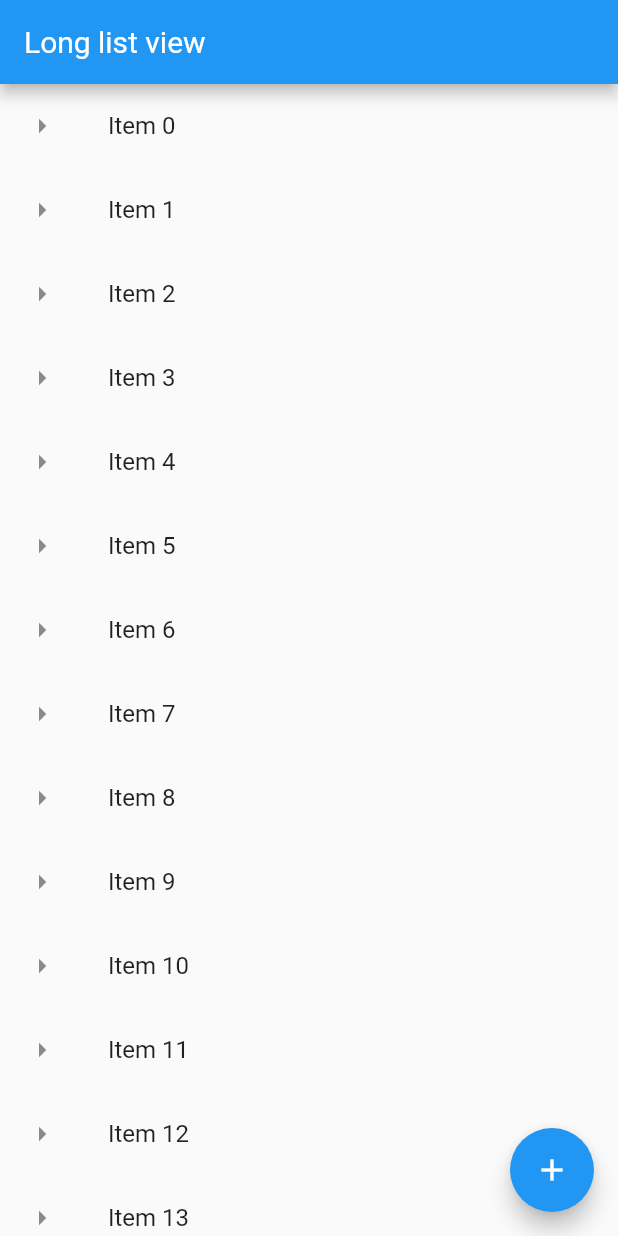
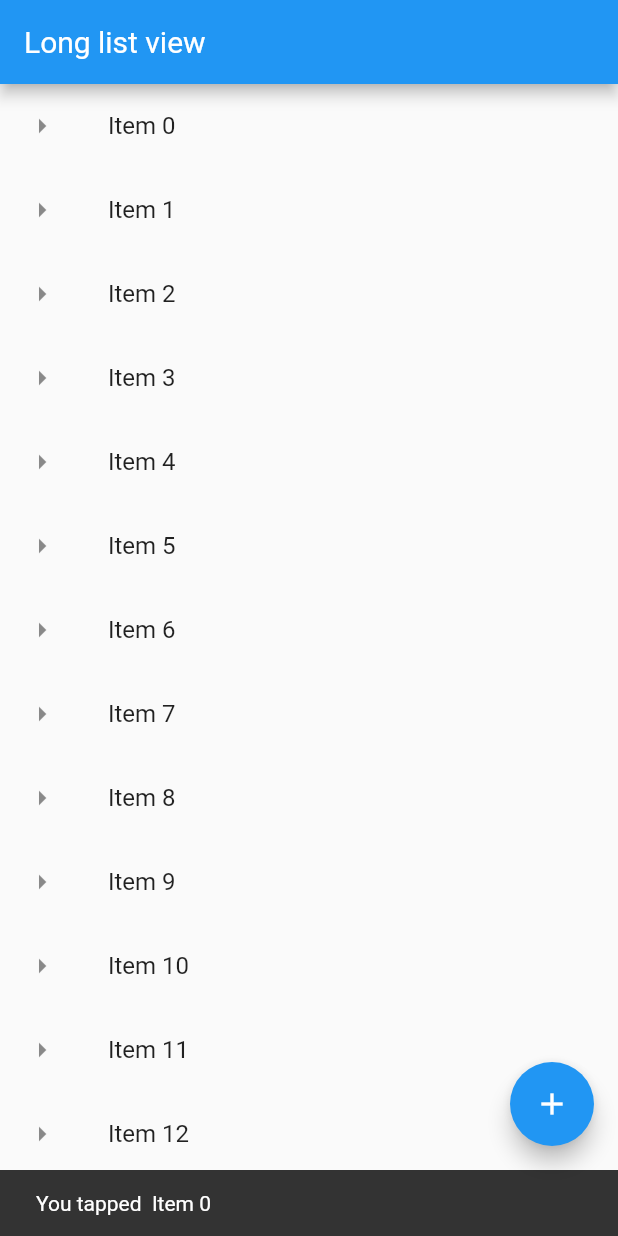
Before and after one commit to Garima-1602/flutter_firstapp, a Flutter app: the screen it shows after launch, after a tap on an icon or button, on a phone screen of 412 x 824 dp. Run offline on Flutter 3.47's test engine with Material 2 defaults, Android fonts, the phone set to English and light mode, and no system bars.

Commit message:
snackbar added

```diff
--- a/lib/main.dart
+++ b/lib/main.dart
@@ -37,7 +37,9 @@ void main(){
       appBar: AppBar(title: Text("Long list view"),),
       body: getListView(),
       floatingActionButton: FloatingActionButton(
-        onPressed: null,
+        onPressed: (){
+          debugPrint('FAB clicked!');
+        },
         child: Icon(Icons.add),
         tooltip: 'Add more items' ,
       ),
@@ -45,6 +47,16 @@ void main(){
 
   ));
 }
+//function to show snackbar
+void showSnackBar(BuildContext context,String item)
+{
+  var snackBar=SnackBar(
+   content: Text("You tapped  $item"),
+     );
+  Scaffold.of(context).showSnackBar(snackBar);
+}
+
+
 //Function to prepare data source
 List<String> getListElements(){
   var items=List<String>.generate(1000, (counter) => "Item $counter");
@@ -62,7 +74,7 @@ Widget getListView()
           leading: Icon(Icons.arrow_right),
           title:Text(listItems[index]),
           onTap: (){
-            debugPrint('${listItems[index]}was tapped');
+            showSnackBar(context,listItems[index]);
           }
         );
       }
```
